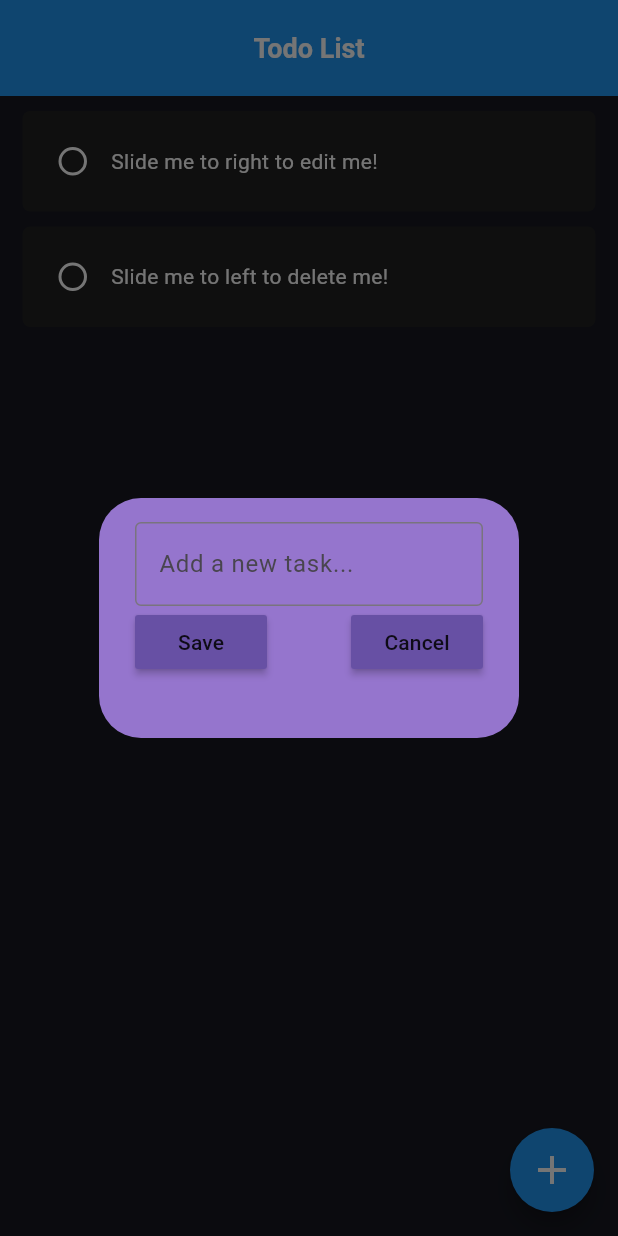
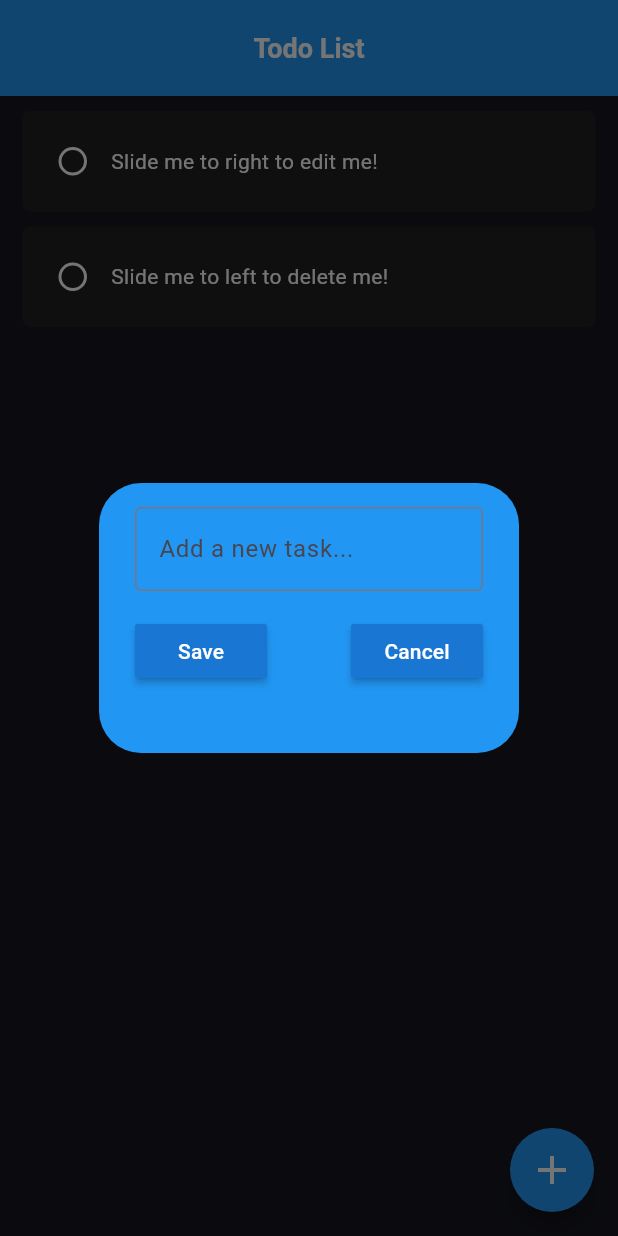
Before and after one commit to KelvinatorWas/ToDoApp-Flutter, a Flutter app: the screen it shows after launch, after a tap on the "add" icon, on a phone screen of 412 x 824 dp. Run offline on Flutter 3.47's test engine with Material 3 defaults, Android fonts, the phone set to English and light mode, and no system bars; drawn by our look-alikes of flutter_slidable; our stand-ins replace hive_flutter; accounts and stored records are empty.

Commit message:
dialog improvements

```diff
--- a/lib/util/button.dart
+++ b/lib/util/button.dart
@@ -4,13 +4,11 @@ class Button extends StatefulWidget {
   final String label;
   final VoidCallback? onPressed;
 
-  const Button(
-    {
-      super.key,
-      required this.label,
-      this.onPressed,
-    }
-  );
+  const Button({
+    super.key,
+    required this.label,
+    this.onPressed,
+  });
 
   @override
   State<Button> createState() => _ButtonState();
@@ -21,8 +19,11 @@ class _ButtonState extends State<Button> {
   Widget build(BuildContext context) {
     return MaterialButton(
       onPressed: widget.onPressed,
-      color: Theme.of(context).primaryColor,
-      child: Text(widget.label),
+      color: Theme.of(context).primaryColorDark,
+      child: Text(
+        widget.label,
+        style: const TextStyle(color: Colors.white),
+      ),
     );
   }
 }
--- a/lib/util/task_dialog.dart
+++ b/lib/util/task_dialog.dart
@@ -45,6 +45,7 @@ class _TaskDialogState extends State<TaskDialog> {
     return Column(
      children: [
         taskDialogInputField(),
+        const Padding(padding: EdgeInsets.all(8)),
         taskDialogSaveCancelButtons()
      ],
     );
@@ -52,7 +53,7 @@ class _TaskDialogState extends State<TaskDialog> {
 
   SizedBox taskDialogContainer() {
     return SizedBox(
-      height: 120,
+      height: 140,
       child: taskDialogUi()
     );
   }
@@ -60,7 +61,7 @@ class _TaskDialogState extends State<TaskDialog> {
   @override
   Widget build(BuildContext context) {
     return AlertDialog(
-      backgroundColor: Colors.deepPurple[300],
+      backgroundColor: Colors.blue,
       content: taskDialogContainer(),
     );
   }
```
